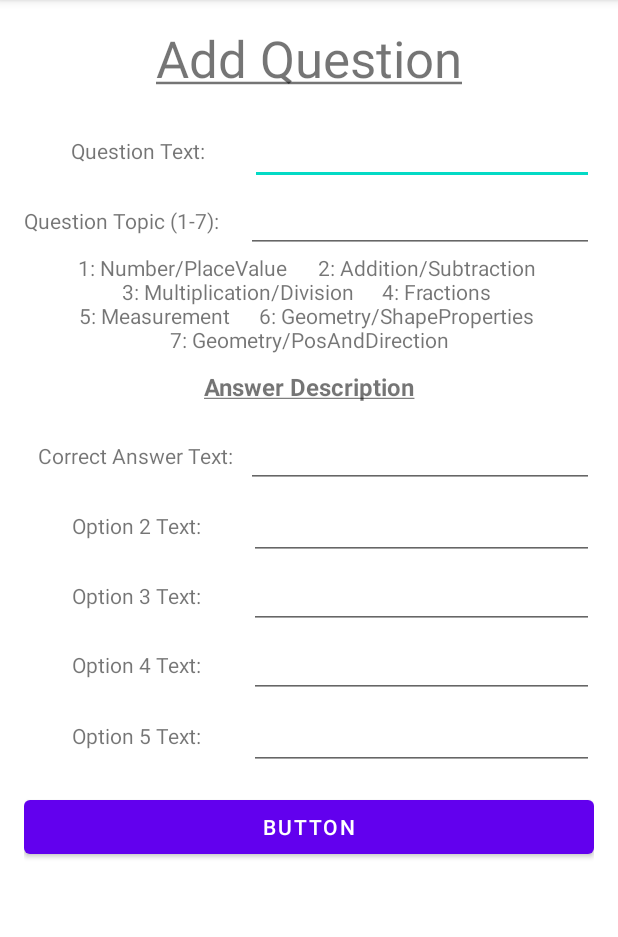
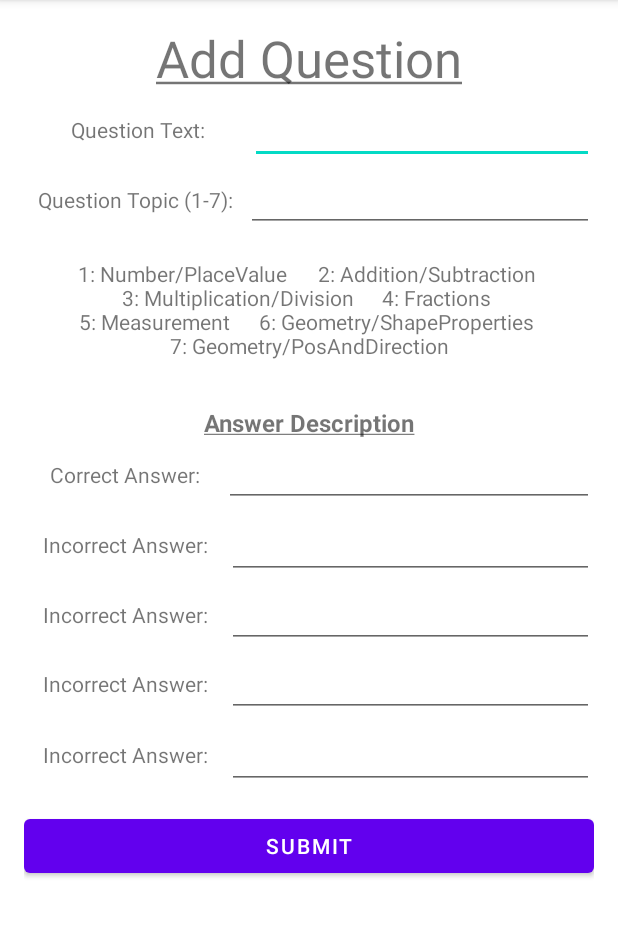
Before and after one commit to Dylan773/MobileMathGame, an Android app: the AdminQuestionActivity screen opened directly, with no data from a screen before it, on a phone screen of 412 x 824 dp, the part 84-1021 px from its top. Run offline under Robolectric (Android 15) with nearby library versions, the phone set to English and light mode, and no system bars; 1 statement that could not run was skipped.

Commit message:
Auto stash before checking out "origin/admin"

```diff
--- a/app/src/main/java/com/example/mathgame/controller/AdminQuestionActivity.kt
+++ b/app/src/main/java/com/example/mathgame/controller/AdminQuestionActivity.kt
@@ -1,10 +1,7 @@
 package com.example.mathgame.controller
 
-import android.content.Intent
 import androidx.appcompat.app.AppCompatActivity
 import android.os.Bundle
-import android.os.Handler
-import android.os.Looper
 import android.view.View
 import android.widget.EditText
 import android.widget.Toast
@@ -25,15 +22,15 @@ class AdminQuestionActivity : AppCompatActivity() {
     private val db = MathDataBase(this)
 
     // Question Identifiers
-    private lateinit var questionText: String
-    private var questionTopic: Int = 0
+    private var questionText: String = ""
+    private var questionTopicText: String = ""
 
     // Answer Identifiers
-    private lateinit var correctOption: String
-    private lateinit var optionTwo: String
-    private lateinit var optionThree: String
-    private lateinit var optionFour: String
-    private lateinit var optionFive: String
+    private var correctOption: String = ""
+    private var optionTwo: String = ""
+    private var optionThree: String = ""
+    private var optionFour: String = ""
+    private var optionFive: String = ""
 
 
     override fun onCreate(savedInstanceState: Bundle?) {
@@ -45,26 +42,19 @@ class AdminQuestionActivity : AppCompatActivity() {
         gameQuestions = questionPool.setGameQuestions()
         answerList = questionPool.getAnswerList()
 
-//        // Question Identifiers
-//        questionText = findViewById<EditText>(R.id.editTextQuestionText).text.toString()
-//        questionTopic = findViewById<EditText>(R.id.editTextQuestionTopic).text.toString().toInt()
-//
-//        // Answer Identifiers
-//        correctOption = findViewById<EditText>(R.id.editTextCorrectAnswer).text.toString()
-//        optionTwo = findViewById<EditText>(R.id.editTexOption2).text.toString()
-//        optionThree = findViewById<EditText>(R.id.editTextOption3).text.toString()
-//        optionFour = findViewById<EditText>(R.id.editTextOption4).text.toString()
-//        optionFive = findViewById<EditText>(R.id.editTextOption5).text.toString()
+
     }
+
 
     // TODO - validation, no items can be null + RESET TEXT VIEWS
     fun buttonAdd(view: View) {
         val setNewQuestionNo = db.getAllQuestions().size + 1
-            //questionPool.getQuestionList().size + 1
 
+
+        try {
             // Question Identifiers
             questionText = findViewById<EditText>(R.id.editTextQuestionText).text.toString()
-        questionTopic = findViewById<EditText>(R.id.editTextQuestionTopic).text.toString().toInt()
+            questionTopicText = findViewById<EditText>(R.id.editTextQuestionTopic).text.toString()
 
             // Answer Identifiers
             correctOption = findViewById<EditText>(R.id.editTextCorrectAnswer).text.toString()
@@ -73,18 +63,27 @@ class AdminQuestionActivity : AppCompatActivity() {
             optionFour = findViewById<EditText>(R.id.editTextOption4).text.toString()
             optionFive = findViewById<EditText>(R.id.editTextOption5).text.toString()
 
-        try {
-//            if (viewIsEmpty())
-//                throw NullPointerException("Please fill all fields")
+            // Catches invalid number input
+            if (questionTopicText.toInt() !in 1..7)
+                throw NumberFormatException("Please enter a valid TopicID") // numberforat
 
-//            if (questionTopic < 1 || questionTopic > 7)
-//                throw NumberFormatException("Please enter a topic number between 1 and 7")
+            // Catches empty input
+            if (questionTopicText.isEmpty())
+                throw NullPointerException("TopicID cannot be empty")
 
-            if (questionTopic.toInt() < 1 || questionTopic.toInt() > 7)
-                throw InvalidNumberException("Please enter a topic number between 1 and 7")
+            val editTexts = arrayOf(
+                questionText, correctOption, optionTwo,
+                optionThree, optionFour, optionFive
+            )
+
+            // Iterates through the above array, throwing a NPE if any EditText's are empty
+            for (s in editTexts.indices) {
+                if (editTexts[s].isEmpty())
+                    throw NullPointerException("Complete all fields")
+            }
 
             // Create the question
-            val question = Question(-1, questionTopic.toInt(), setNewQuestionNo, questionText)
+            val question = Question(-1, questionTopicText.toInt(), setNewQuestionNo, questionText)
 
             // Create the five options for the question
             val correctOptionAns = Answer(-1, setNewQuestionNo, correctOption, 1)
@@ -93,6 +92,7 @@ class AdminQuestionActivity : AppCompatActivity() {
             val optionAns4 = Answer(-1, setNewQuestionNo, optionFour, 0)
             val optionAns5 = Answer(-1, setNewQuestionNo, optionFive, 0)
 
+            // Add the each record to their database
             val questionResult = db.addQuestion(question)
             val answerResult = db.addAnswerOptions(
                 correctOptionAns, optionAns2, optionAns3,
@@ -100,41 +100,46 @@ class AdminQuestionActivity : AppCompatActivity() {
             )
 
             // Adding each question and answer to the database
-            if (questionResult == 1 && answerResult == 1)
-                Toast.makeText(this, "Question added successfully", Toast.LENGTH_SHORT).show()
-            else
+            if (questionResult == 1 && answerResult == 1) {
+                Toast.makeText(this, "Question added successfully", Toast.LENGTH_LONG).show()
+
+                //TODO - clear fields
+                findViewById<EditText>(R.id.editTextQuestionText).setText("")
+                findViewById<EditText>(R.id.editTextQuestionTopic).setText("")
+
+                // Answer Identifiers
+                findViewById<EditText>(R.id.editTextCorrectAnswer).setText("")
+                findViewById<EditText>(R.id.editTexOption2).setText("")
+                findViewById<EditText>(R.id.editTextOption3).setText("")
+                findViewById<EditText>(R.id.editTextOption4).setText("")
+                findViewById<EditText>(R.id.editTextOption5).setText("")
+
+            } else
                 Toast.makeText(this, "Error adding question", Toast.LENGTH_SHORT).show()
-
 
 
         } catch (exception: NullPointerException) {
             Toast.makeText(this, exception.message, Toast.LENGTH_SHORT).show()
         } catch (exception: NumberFormatException) {
-            Toast.makeText(this, exception.message, Toast.LENGTH_SHORT).show()
+            Toast.makeText(this, "Invalid TopicID value", Toast.LENGTH_SHORT).show()
         } catch (exception: InvalidNumberException) {
             Toast.makeText(this, exception.message, Toast.LENGTH_SHORT).show()
         }
     }
 
-//    fun buttonAdd(view: View) {
-//        Toast.makeText(this, db.getAllQuestions().size.toString(), Toast.LENGTH_LONG).show()
-//        //questionPool.getQuestionList().lastIndex
-//    }
+}
 
-    private fun viewIsEmpty(): Boolean {
-        var b = false
-
-        // Question
-        if (questionText.isEmpty()) b = true
-        if (questionTopic.toString().isEmpty()) b = true
-
-        // Answers
-        if (correctOption.isEmpty()) b = true
-        if (optionTwo.isEmpty()) b = true
-        if (optionThree.isEmpty()) b = true
-        if (optionFour.isEmpty()) b = true
-        if (optionFive.isEmpty()) b = true
-
-        return b
-    }
-}
+//    try {
+//        StudentDetailActivity.studentName = findViewById<EditText>(R.id.editTextStudentName).text.toString()
+//
+//        // Student name null check
+//        if (StudentDetailActivity.studentName.isEmpty())
+//            throw NullPointerException("Name not entered")
+//
+//        // If name is not null, then start the next activity
+//        val intent = Intent(this, QuizScreenActivity::class.java)
+//        startActivity(intent)
+//
+//    } catch (exception: NullPointerException) {
+//        Toast.makeText(this, exception.message, Toast.LENGTH_SHORT).show()
+//    }dfg      f
--- a/app/src/main/res/layout/activity_admin_question.xml
+++ b/app/src/main/res/layout/activity_admin_question.xml
@@ -11,7 +11,7 @@
     <TextView
         android:id="@+id/textViewAddQuestion"
         android:layout_width="match_parent"
-        android:layout_height="59dp"
+        android:layout_height="wrap_content"
         android:text="@string/addQuestion"
         android:textAlignment="center"
         android:textSize="34sp" />
@@ -43,7 +43,7 @@
 
     <LinearLayout
         android:layout_width="match_parent"
-        android:layout_height="wrap_content"
+        android:layout_height="63dp"
         android:orientation="horizontal">
 
         <TextView
@@ -51,7 +51,8 @@
             android:layout_width="wrap_content"
             android:layout_height="wrap_content"
             android:layout_weight="1"
-            android:text="@string/questionTopicID" />
+            android:text="@string/questionTopicID"
+            android:textAlignment="center" />
 
         <EditText
             android:id="@+id/editTextQuestionTopic"
@@ -59,21 +60,22 @@
             android:layout_height="wrap_content"
             android:layout_weight="1"
             android:ems="10"
-            android:inputType="numberDecimal" />
+            android:inputType="numberDecimal"
+            tools:ignore="TouchTargetSizeCheck,SpeakableTextPresentCheck" />
 
     </LinearLayout>
 
     <TextView
         android:id="@+id/textViewQuestionIDs"
         android:layout_width="match_parent"
-        android:layout_height="78dp"
+        android:layout_height="98dp"
         android:text="@string/questionTopic"
         android:textAlignment="center" />
 
     <TextView
         android:id="@+id/textView12"
         android:layout_width="match_parent"
-        android:layout_height="33dp"
+        android:layout_height="wrap_content"
         android:text="@string/answerDesc"
         android:textAlignment="center"
         android:textSize="16sp"
@@ -110,10 +112,10 @@
 
         <TextView
             android:id="@+id/textViewOption2"
-            android:layout_width="wrap_content"
+            android:layout_width="57dp"
             android:layout_height="wrap_content"
             android:layout_weight="1"
-            android:text="@string/incorrectAns2"
+            android:text="@string/incorrectAnswer"
             android:textAlignment="center" />
 
         <EditText
@@ -134,10 +136,10 @@
 
         <TextView
             android:id="@+id/textViewOption3"
-            android:layout_width="wrap_content"
+            android:layout_width="57dp"
             android:layout_height="wrap_content"
             android:layout_weight="1"
-            android:text="@string/incorrectAns3"
+            android:text="@string/incorrectAnswer"
             android:textAlignment="center" />
 
         <EditText
@@ -158,10 +160,10 @@
 
         <TextView
             android:id="@+id/textViewOption4"
-            android:layout_width="wrap_content"
+            android:layout_width="56dp"
             android:layout_height="wrap_content"
             android:layout_weight="1"
-            android:text="@string/incorrectAns4"
+            android:text="@string/incorrectAnswer"
             android:textAlignment="center" />
 
         <EditText
@@ -182,10 +184,10 @@
 
         <TextView
             android:id="@+id/textViewOption5"
-            android:layout_width="wrap_content"
+            android:layout_width="56dp"
             android:layout_height="wrap_content"
             android:layout_weight="1"
-            android:text="@string/incorrectAns5"
+            android:text="@string/incorrectAnswer"
             android:textAlignment="center" />
 
         <EditText
@@ -205,6 +207,6 @@
         android:layout_height="wrap_content"
         android:minHeight="48dp"
         android:onClick="buttonAdd"
-        android:text="Button" />
+        android:text="@string/btn_Submit" />
 
 </LinearLayout>
--- a/app/src/main/res/values/strings.xml
+++ b/app/src/main/res/values/strings.xml
@@ -50,13 +50,8 @@
 
     <string name="questionText">Question Text:</string>
     <string name="questionTopicID">Question Topic (1-7):</string>
-    <string name="correctAnswer">Correct Answer Text:</string>
-    <string name="incorrectAns2">Option 2 Text:</string>
-    <string name="incorrectAns3">Option 3 Text:</string>
-    <string name="incorrectAns4">Option 4 Text:</string>
-    <string name="incorrectAns5">Option 5 Text:</string>
-
-
+    <string name="correctAnswer">Correct Answer:</string>
+    <string name="incorrectAnswer">Incorrect Answer:</string>
     <string name="btn_Submit">Submit</string>
 
 </resources>
```
Lines whose indentation alone changed are shown as unchanged.
